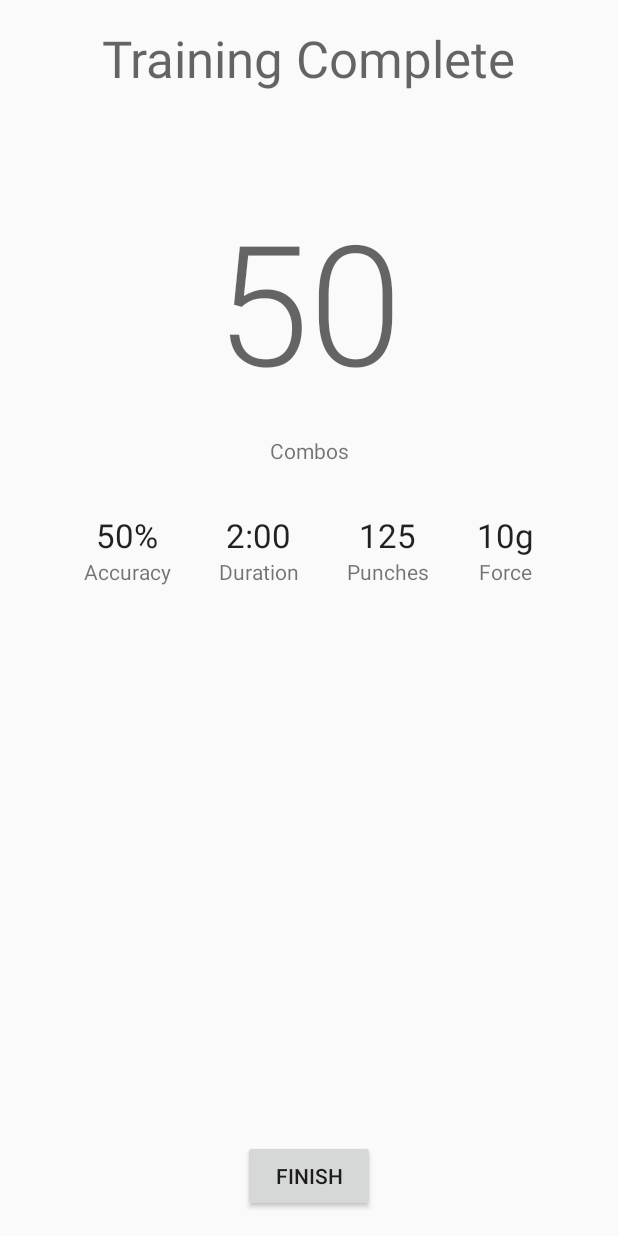
After one commit to kylecorry31/KravTrainer, an Android app: the layout fragment_training_complete.xml on its own in the app's theme, with its tools: preview values and no code run, on a phone screen of 412 x 824 dp. The commit adds this screen. Run offline under Robolectric (Android 15) with nearby library versions, the phone set to English and light mode, and no system bars.

Commit message:
Add stats review when training is completed

```diff
--- /dev/null
+++ b/app/src/main/res/layout/fragment_training_complete.xml
@@ -0,0 +1,143 @@
+<?xml version="1.0" encoding="utf-8"?>
+<androidx.constraintlayout.widget.ConstraintLayout xmlns:android="http://schemas.android.com/apk/res/android"
+    xmlns:tools="http://schemas.android.com/tools"
+    android:layout_width="match_parent"
+    android:layout_height="match_parent"
+    xmlns:app="http://schemas.android.com/apk/res-auto">
+
+    <TextView
+        android:id="@+id/textView2"
+        android:layout_width="wrap_content"
+        android:layout_height="wrap_content"
+        android:layout_marginTop="16dp"
+        android:text="@string/title_training_complete"
+        android:textAppearance="@style/TextAppearance.AppCompat.Display1"
+        app:layout_constraintEnd_toEndOf="parent"
+        app:layout_constraintStart_toStartOf="parent"
+        app:layout_constraintTop_toTopOf="parent" />
+
+    <TextView
+        android:id="@+id/num_combos"
+        android:layout_width="wrap_content"
+        android:layout_height="wrap_content"
+        android:layout_marginTop="64dp"
+        android:textAppearance="@style/TextAppearance.AppCompat.Display4"
+        app:layout_constraintEnd_toEndOf="parent"
+        app:layout_constraintStart_toStartOf="parent"
+        app:layout_constraintTop_toBottomOf="@+id/textView2"
+        tools:text="50" />
+
+    <TextView
+        android:id="@+id/combo_label"
+        android:layout_width="wrap_content"
+        android:layout_height="wrap_content"
+        android:layout_marginTop="16dp"
+        android:text="@string/complete_combos"
+        app:layout_constraintEnd_toEndOf="parent"
+        app:layout_constraintStart_toStartOf="parent"
+        app:layout_constraintTop_toBottomOf="@+id/num_combos" />
+
+    <LinearLayout
+        android:layout_width="0dp"
+        android:layout_height="wrap_content"
+        android:layout_marginTop="32dp"
+        android:gravity="center"
+        android:orientation="horizontal"
+        app:layout_constraintEnd_toEndOf="parent"
+        app:layout_constraintStart_toStartOf="parent"
+        app:layout_constraintTop_toBottomOf="@+id/combo_label">
+
+        <LinearLayout
+            android:layout_width="wrap_content"
+            android:layout_height="wrap_content"
+            android:layout_marginEnd="32dp"
+            android:layout_marginRight="32dp"
+            android:gravity="center"
+            android:orientation="vertical">
+
+            <TextView
+                android:id="@+id/accuracy"
+                android:layout_width="wrap_content"
+                android:layout_height="wrap_content"
+                android:textAppearance="@style/TextAppearance.AppCompat.Large"
+                tools:text="50%" />
+
+            <TextView
+                android:layout_width="wrap_content"
+                android:layout_height="wrap_content"
+                android:text="@string/completed_accuracy" />
+        </LinearLayout>
+
+        <LinearLayout
+            android:layout_width="wrap_content"
+            android:layout_height="wrap_content"
+            android:layout_marginEnd="32dp"
+            android:layout_marginRight="32dp"
+            android:gravity="center"
+            android:orientation="vertical">
+
+            <TextView
+                android:id="@+id/minutes"
+                android:layout_width="wrap_content"
+                android:layout_height="wrap_content"
+                android:textAppearance="@style/TextAppearance.AppCompat.Large"
+                tools:text="2:00" />
+
+            <TextView
+                android:layout_width="wrap_content"
+                android:layout_height="wrap_content"
+                android:text="@string/completed_minutes" />
+        </LinearLayout>
+
+        <LinearLayout
+            android:layout_width="wrap_content"
+            android:layout_height="wrap_content"
+            android:layout_marginEnd="32dp"
+            android:layout_marginRight="32dp"
+            android:gravity="center"
+            android:orientation="vertical">
+
+            <TextView
+                android:id="@+id/num_punches"
+                android:layout_width="wrap_content"
+                android:layout_height="wrap_content"
+                android:textAppearance="@style/TextAppearance.AppCompat.Large"
+                tools:text="125" />
+
+            <TextView
+                android:layout_width="wrap_content"
+                android:layout_height="wrap_content"
+                android:text="@string/completed_punches_label" />
+        </LinearLayout>
+
+        <LinearLayout
+            android:layout_width="wrap_content"
+            android:layout_height="wrap_content"
+            android:gravity="center"
+            android:orientation="vertical">
+
+            <TextView
+                android:id="@+id/strength"
+                android:layout_width="wrap_content"
+                android:layout_height="wrap_content"
+                android:textAppearance="@style/TextAppearance.AppCompat.Large"
+                tools:text="10g" />
+
+            <TextView
+                android:layout_width="wrap_content"
+                android:layout_height="wrap_content"
+                android:text="@string/max_punch_strength" />
+        </LinearLayout>
+    </LinearLayout>
+
+    <Button
+        android:id="@+id/home_btn"
+        android:layout_width="wrap_content"
+        android:layout_height="wrap_content"
+        android:layout_marginBottom="16dp"
+        android:text="@string/home_btn"
+        app:layout_constraintBottom_toBottomOf="parent"
+        app:layout_constraintEnd_toEndOf="parent"
+        app:layout_constraintStart_toStartOf="parent" />
+
+</androidx.constraintlayout.widget.ConstraintLayout>
--- a/app/src/main/res/values/strings.xml
+++ b/app/src/main/res/values/strings.xml
@@ -13,4 +13,11 @@
     <string name="title_stats">Stats</string>
     <string name="button_end_session">End Session</string>
     <string name="title_train">Train</string>
+    <string name="title_training_complete">Training Complete</string>
+    <string name="complete_combos">Combos</string>
+    <string name="completed_punches_label">Punches</string>
+    <string name="completed_minutes">Duration</string>
+    <string name="completed_accuracy">Accuracy</string>
+    <string name="home_btn">Finish</string>
+    <string name="max_punch_strength">Force</string>
 </resources>
```
Also changed, not shown: app/src/main/java/com/kylecorry/kravtrainer/domain/models/TrainingStats.kt (added, +14 -0 lines), app/src/main/java/com/kylecorry/kravtrainer/domain/services/PunchStatAggregator.kt (+24 -6 lines), app/src/main/java/com/kylecorry/kravtrainer/ui/TrainingCompleteFragment.kt (added, +45 -0 lines), app/src/main/java/com/kylecorry/kravtrainer/ui/TrainingFragment.kt (+31 -13 lines).
